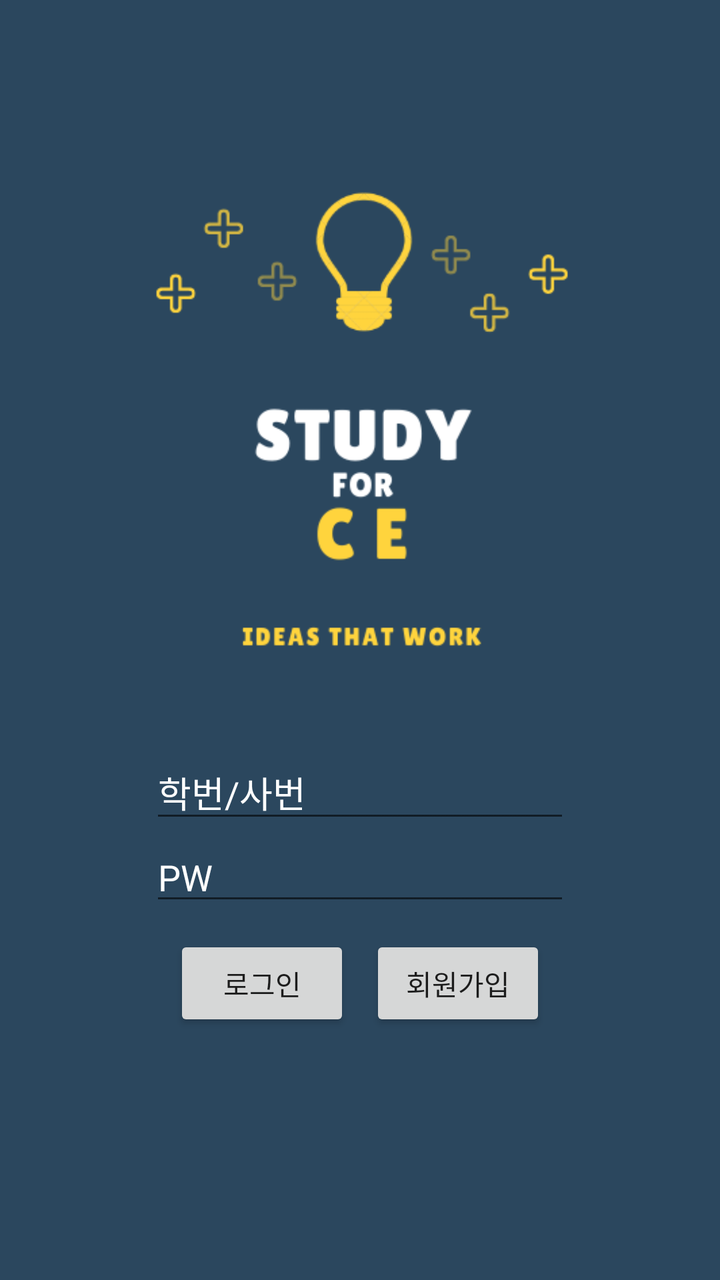
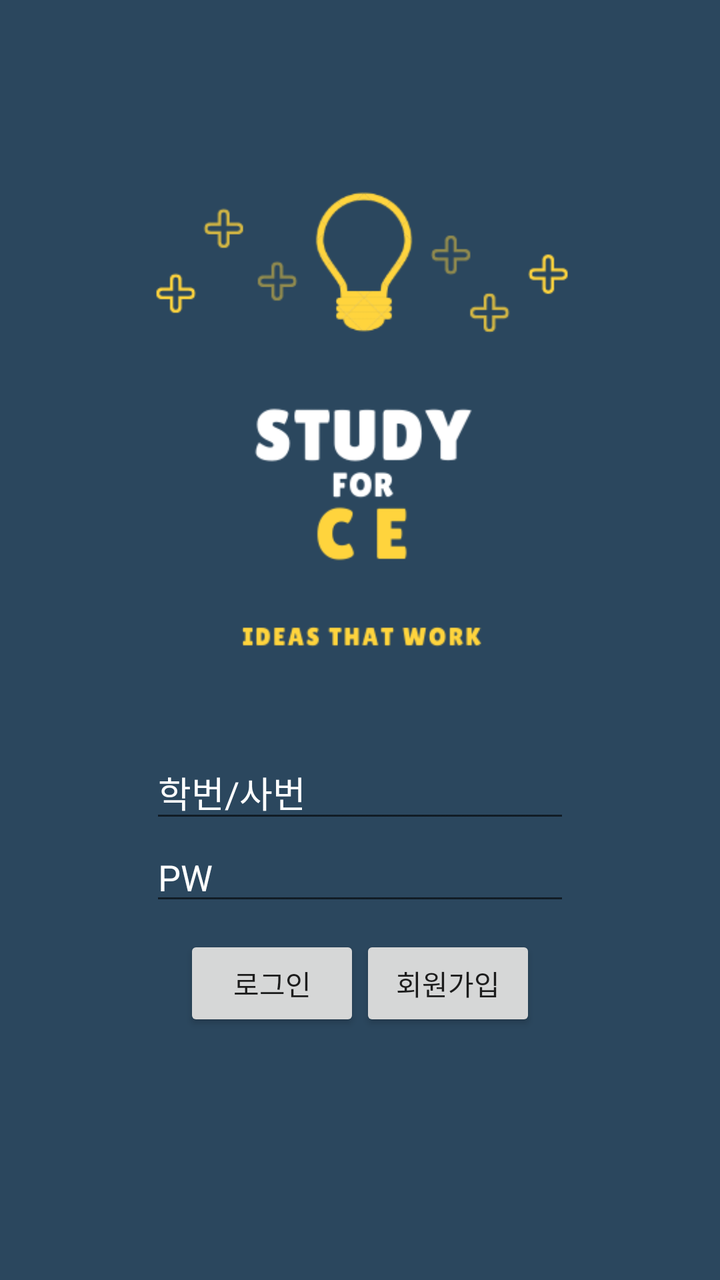

Before-and-after screenshots of an Android layout around one commit, followed by the original layout XML and the change that was made.
<!-- AndroidManifest.xml: application theme AppTheme -->
<!-- res/layout/activity_login.xml -->
<?xml version="1.0" encoding="utf-8"?>
<LinearLayout xmlns:android="http://schemas.android.com/apk/res/android"
    android:layout_width="match_parent"
    android:layout_height="match_parent"
    xmlns:tools="http://schemas.android.com/tools"
    android:layout_gravity="center"
    android:orientation="vertical"
    android:background="@color/locolor"
    android:padding="10dp"
    tools:context=".Login">

    <ImageView
        android:layout_width="336dp"
        android:layout_height="363dp"
        android:layout_gravity="center"
        android:src="@drawable/login_study" />

    <EditText
        android:layout_gravity="center"
        android:id="@+id/et_id"
        android:layout_width="wrap_content"
        android:layout_height="wrap_content"
        android:ems="10"
        android:hint="학번/사번"
        android:inputType="textPersonName"
        android:textColorHint="@color/white" />

    <EditText
        android:layout_gravity="center"
        android:id="@+id/et_pw"
        android:layout_width="wrap_content"
        android:layout_height="wrap_content"
        android:ems="10"
        android:hint="PW"
        android:inputType="textPassword"
        android:textColorHint="@color/white" />

    <LinearLayout
        android:layout_width="wrap_content"
        android:layout_height="wrap_content"
        android:layout_gravity="center_horizontal"
        android:paddingTop="10dp">

        <Button
            android:id="@+id/btn_lo"
            android:layout_width="wrap_content"
            android:layout_height="wrap_content"
            android:text="로그인" />
        <view
            android:layout_width="10dp"
            android:layout_height="0dp"/>
        <Button
            android:id="@+id/btn_sign"
            android:layout_width="wrap_content"
            android:layout_height="wrap_content"
            android:text="회원가입" />

    </LinearLayout>

</LinearLayout>
<!-- resources referenced by this layout -->
<resources>
  <color name="locolor">#2B475E</color>
  <color name="white">#FFFFFF</color>
  <!-- drawable login_study: png bitmap (drawable-v24, 20565 bytes) -->
  <style name="AppTheme" parent="Theme.AppCompat.Light.DarkActionBar">
          
          <item name="colorPrimary">@color/colorPrimary</item>
          <item name="colorPrimaryDark">@color/colorPrimaryDark</item>
          <item name="colorAccent">@color/colorAccent</item>
      </style>
  <color name="colorPrimary">#A4A28D</color>
  <color name="colorPrimaryDark">#FFFFFF</color>
  <color name="colorAccent">#03DAC5</color>
</resources>

<!-- the commit's change to res/layout/activity_login.xml (unified diff, before → after) -->
@@ -46,9 +46,8 @@
             android:layout_width="wrap_content"
             android:layout_height="wrap_content"
             android:text="로그인" />
-        <view
-            android:layout_width="10dp"
-            android:layout_height="0dp"/>
+
+        //view 삭제
         <Button
             android:id="@+id/btn_sign"
             android:layout_width="wrap_content"
